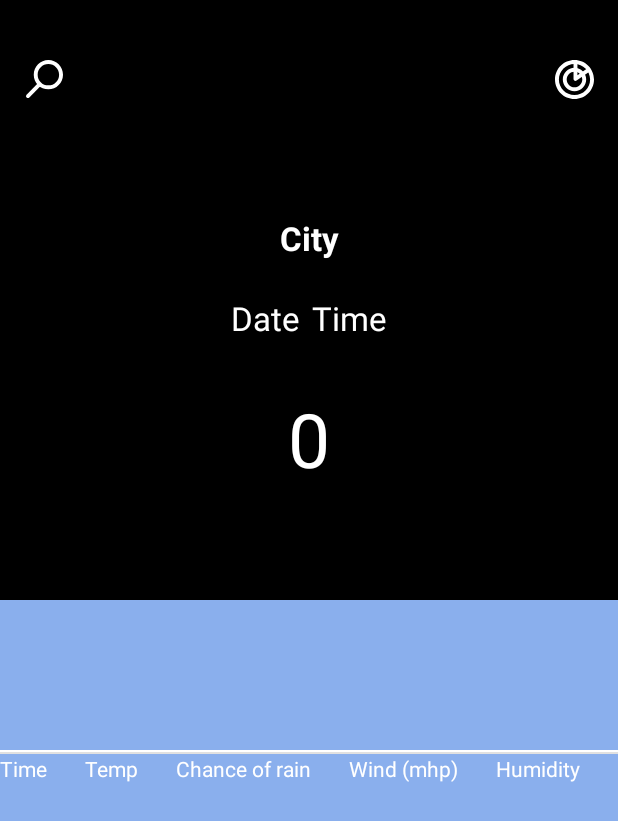
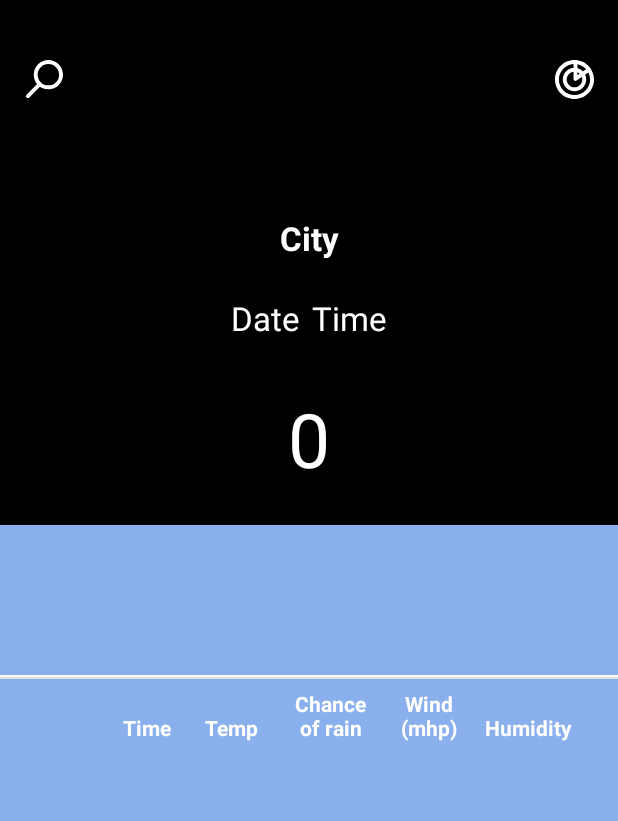
Before and after one commit to kifion/WeatherDemo, an Android app: the screen it shows after launch (HomeActivity), on a phone screen of 412 x 824 dp. Shown: the top 821 px of the screen. Run offline under Robolectric (Android 15) with nearby library versions, the phone set to English and light mode, and no system bars; pictures from the network do not load.

Commit message:
Fourth commit

```diff
--- a/app/src/main/java/com/example/weatherapp/HomeActivityViewModel.kt
+++ b/app/src/main/java/com/example/weatherapp/HomeActivityViewModel.kt
@@ -4,7 +4,7 @@ import androidx.lifecycle.MutableLiveData
 import androidx.lifecycle.ViewModel
 import androidx.lifecycle.viewModelScope
 import com.example.weatherapp.model.CityDetailsModel
-import com.example.weatherapp.model.CityModel
+import com.example.weatherapp.model.SearchCityModel
 import com.example.weatherapp.repository.NetworkRepositoryImpl
 import kotlinx.coroutines.launch
 
@@ -13,7 +13,7 @@ class HomeActivityViewModel() : ViewModel() {
 
     var repository = NetworkRepositoryImpl()
 
-    fun getCityDetails(city: CityModel) {
+    fun getCityDetails(city: SearchCityModel) {
         this.viewModelScope.launch {
             details.postValue(repository.getCityDetails(city))
         }
--- a/app/src/main/java/com/example/weatherapp/SearchActivity.kt
+++ b/app/src/main/java/com/example/weatherapp/SearchActivity.kt
@@ -8,7 +8,7 @@ import androidx.core.widget.doOnTextChanged
 import androidx.lifecycle.Observer
 import androidx.lifecycle.ViewModelProvider
 import androidx.recyclerview.widget.LinearLayoutManager
-import com.example.weatherapp.model.CityModel
+import com.example.weatherapp.model.SearchCityModel
 import kotlinx.android.synthetic.main.activity_search.*
 
 
@@ -35,14 +35,14 @@ class SearchActivity : AppCompatActivity(), SearchListAdapter.ClickListener {
         })
     }
 
-    private fun initSearchAdapter(list: ArrayList<CityModel> = arrayListOf()) {
+    private fun initSearchAdapter(list: ArrayList<SearchCityModel> = arrayListOf()) {
         searchListAdapter = SearchListAdapter(this)
         searchListAdapter.items = list
         search_result_list.adapter = searchListAdapter
         search_result_list.layoutManager = LinearLayoutManager(this)
     }
 
-    override fun onItemClicked(clickedElement: CityModel) {
+    override fun onItemClicked(clickedElement: SearchCityModel) {
         val intent = Intent()
         intent.putExtra(HomeActivity.CITY_KEY, clickedElement)
         setResult(Activity.RESULT_OK, intent)
--- a/app/src/main/java/com/example/weatherapp/SearchActivityViewModel.kt
+++ b/app/src/main/java/com/example/weatherapp/SearchActivityViewModel.kt
@@ -3,14 +3,14 @@ package com.example.weatherapp
 import androidx.lifecycle.MutableLiveData
 import androidx.lifecycle.ViewModel
 import androidx.lifecycle.viewModelScope
-import com.example.weatherapp.model.CityModel
+import com.example.weatherapp.model.SearchCityModel
 import com.example.weatherapp.repository.NetworkRepositoryImpl
 import kotlinx.coroutines.Job
 import kotlinx.coroutines.delay
 import kotlinx.coroutines.launch
 
 class SearchActivityViewModel : ViewModel() {
-    var cities = MutableLiveData<List<CityModel>>()
+    var cities = MutableLiveData<List<SearchCityModel>>()
     var job: Job? = null
 
     var repository = NetworkRepositoryImpl()
--- a/app/src/main/java/com/example/weatherapp/model/CityDetailsModel.kt
+++ b/app/src/main/java/com/example/weatherapp/model/CityDetailsModel.kt
@@ -1,6 +1,4 @@
 package com.example.weatherapp.model
-
-import android.graphics.drawable.Drawable
 
 data class CityDetailsModel(
     var name: String = "",
--- a/app/src/main/java/com/example/weatherapp/model/CityModel.kt
+++ b/app/src/main/java/com/example/weatherapp/model/SearchCityModel.kt
@@ -4,7 +4,7 @@ import android.os.Parcelable
 import kotlinx.android.parcel.Parcelize
 
 @Parcelize
-data class CityModel(
+data class SearchCityModel(
     var name: String = "",
     var cityId: Int = -1
 ): Parcelable
--- a/app/src/main/java/com/example/weatherapp/model/network/CityListResponseNew.kt
+++ b/app/src/main/java/com/example/weatherapp/model/network/CityListResponseNew.kt
@@ -1,6 +1,6 @@
 package com.example.weatherapp.model.network
 
-import com.example.weatherapp.model.CityModel
+import com.example.weatherapp.model.SearchCityModel
 import com.fasterxml.jackson.annotation.JsonProperty
 
 data class CityListResponseNew(
@@ -75,8 +75,8 @@ data class CitiesItem(
     @field:JsonProperty("longitude")
     val longitude: Double? = null
 ) {
-    fun toCityModel(): CityModel {
-        return CityModel(
+    fun toCityModel(): SearchCityModel {
+        return SearchCityModel(
             this.name,
             this.geonameid
         )
--- a/app/src/main/java/com/example/weatherapp/repository/NetworkRepository.kt
+++ b/app/src/main/java/com/example/weatherapp/repository/NetworkRepository.kt
@@ -1,9 +1,9 @@
 package com.example.weatherapp.repository
 
 import com.example.weatherapp.model.CityDetailsModel
-import com.example.weatherapp.model.CityModel
+import com.example.weatherapp.model.SearchCityModel
 
 interface NetworkRepository {
-    suspend fun getCityList(search: String): List<CityModel>
-    suspend fun getCityDetails(city: CityModel): CityDetailsModel
+    suspend fun getCityList(search: String): List<SearchCityModel>
+    suspend fun getCityDetails(city: SearchCityModel): CityDetailsModel
 }
--- a/app/src/main/res/layout/activity_main.xml
+++ b/app/src/main/res/layout/activity_main.xml
@@ -9,7 +9,7 @@
     <ImageView
         android:id="@+id/city_image"
         android:layout_width="0dp"
-        android:layout_height="400dp"
+        android:layout_height="350dp"
         android:background="@android:color/black"
         app:layout_constraintEnd_toEndOf="parent"
         app:layout_constraintHorizontal_bias="0.0"
@@ -44,56 +44,103 @@
         app:layout_constraintBottom_toBottomOf="parent"
         app:layout_constraintTop_toBottomOf="@+id/city_image">
 
-        <LinearLayout
+        <androidx.constraintlayout.widget.ConstraintLayout
             android:id="@+id/hourly_header"
             android:layout_width="match_parent"
             android:layout_height="50dp"
+            android:layout_gravity="center"
             android:background="@color/blue"
             android:orientation="horizontal"
             app:layout_constraintEnd_toEndOf="parent"
             app:layout_constraintStart_toStartOf="parent"
             app:layout_constraintTop_toBottomOf="@+id/divider_first">
 
+            <ImageView
+                android:id="@+id/hourly_image2"
+                android:layout_width="30dp"
+                android:layout_height="30dp"
+                android:layout_marginStart="24dp"
+                android:layout_marginTop="8dp"
+                android:layout_marginBottom="8dp"
+                android:gravity="center"
+                app:layout_constraintBottom_toBottomOf="parent"
+                app:layout_constraintStart_toStartOf="parent"
+                app:layout_constraintTop_toTopOf="parent"
+                app:layout_constraintVertical_bias="1.0"
+                tools:srcCompat="@tools:sample/avatars" />
+
             <TextView
                 android:id="@+id/hourly_header_time"
-                android:layout_width="wrap_content"
+                android:layout_width="40dp"
                 android:layout_height="wrap_content"
+                android:layout_marginStart="24dp"
+                android:layout_marginBottom="8dp"
                 android:layout_weight="1"
+                android:gravity="center"
                 android:text="Time"
-                android:textColor="@color/white" />
+                android:textColor="@color/white"
+                android:textStyle="bold"
+                app:layout_constraintBottom_toBottomOf="parent"
+                app:layout_constraintStart_toEndOf="@+id/hourly_image2" />
 
             <TextView
                 android:id="@+id/hourly_header_temp"
-                android:layout_width="wrap_content"
+                android:layout_width="40dp"
                 android:layout_height="wrap_content"
+                android:layout_marginStart="16dp"
+                android:layout_marginBottom="8dp"
                 android:layout_weight="1"
+                android:gravity="center"
                 android:text="Temp"
-                android:textColor="@color/white" />
+                android:textColor="@color/white"
+                android:textStyle="bold"
+                app:layout_constraintBottom_toBottomOf="parent"
+                app:layout_constraintStart_toEndOf="@+id/hourly_header_time" />
 
             <TextView
                 android:id="@+id/hourly_header_rain_chance"
-                android:layout_width="wrap_content"
+                android:layout_width="60dp"
                 android:layout_height="wrap_content"
+                android:layout_marginStart="16dp"
+                android:layout_marginBottom="8dp"
                 android:layout_weight="1"
+                android:gravity="center"
+                android:textStyle="bold"
                 android:text="Chance of rain"
-                android:textColor="@color/white" />
+                android:textColor="@color/white"
+                app:layout_constraintBottom_toBottomOf="parent"
+                app:layout_constraintStart_toEndOf="@+id/hourly_header_temp" />
 
             <TextView
                 android:id="@+id/hourly_header_wind"
-                android:layout_width="wrap_content"
+                android:layout_width="40dp"
                 android:layout_height="wrap_content"
+                android:layout_marginStart="16dp"
+                android:layout_marginBottom="8dp"
                 android:layout_weight="1"
+                android:gravity="center"
+                android:textStyle="bold"
                 android:text="Wind (mhp)"
-                android:textColor="@color/white" />
+                android:textColor="@color/white"
+                app:layout_constraintBottom_toBottomOf="parent"
+                app:layout_constraintStart_toEndOf="@+id/hourly_header_rain_chance" />
 
             <TextView
                 android:id="@+id/hourly_header_humidity"
-                android:layout_width="wrap_content"
+                android:layout_width="60dp"
                 android:layout_height="wrap_content"
+                android:layout_marginStart="16dp"
+                android:layout_marginBottom="8dp"
                 android:layout_weight="1"
+                android:gravity="center"
                 android:text="Humidity"
-                android:textColor="@color/white" />
-        </LinearLayout>
+                android:textColor="@color/white"
+                android:textStyle="bold"
+                app:layout_constraintBottom_toBottomOf="parent"
+                app:layout_constraintEnd_toEndOf="parent"
+                app:layout_constraintHorizontal_bias="0.0"
+                app:layout_constraintStart_toEndOf="@+id/hourly_header_wind" />
+        </androidx.constraintlayout.widget.ConstraintLayout>
 
         <androidx.recyclerview.widget.RecyclerView
             android:id="@+id/hourly_list"
@@ -121,7 +168,7 @@
             android:id="@+id/daily_list"
             android:layout_width="match_parent"
             android:layout_height="100dp"
-            android:layout_gravity="center"
+            android:layout_gravity="center_horizontal"
             android:background="@color/blue"
             app:layout_constraintEnd_toEndOf="parent"
             app:layout_constraintStart_toStartOf="parent"
```
Also changed, not shown: app/src/main/java/com/example/weatherapp/DayListAdapter.kt (+16 -1 lines), app/src/main/java/com/example/weatherapp/HomeActivity.kt (+10 -3 lines), app/src/main/java/com/example/weatherapp/SearchListAdapter.kt (+4 -4 lines), app/src/main/java/com/example/weatherapp/repository/NetworkRepositoryImpl.kt (+4 -6 lines), app/src/main/res/layout/recycler_view_day_item.xml (+6 -2 lines), app/src/main/res/layout/recycler_view_hourly_item.xml (+24 -18 lines).
